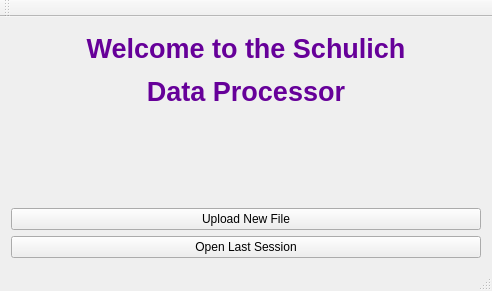
This is Windows/mainwindow.ui in mshubat-forked/cs3307-group-project as Qt 5 draws it before an edit. The edited form follows.
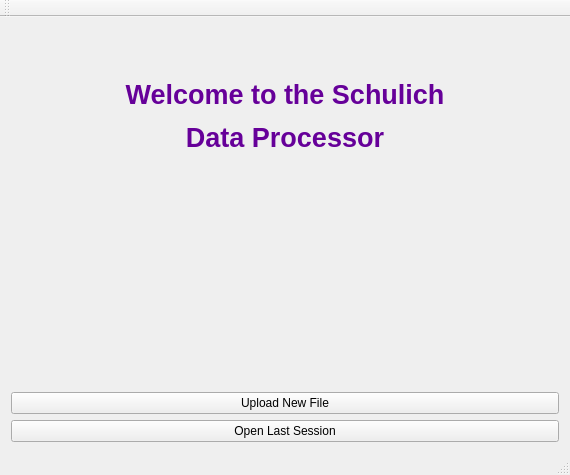
This is the edited form. Icons and pictures are not drawn.

Commit message: Image should work now

Diff of the .ui file:
```diff
--- a/Windows/mainwindow.ui
+++ b/Windows/mainwindow.ui
@@ -6,8 +6,8 @@
    <rect>
     <x>0</x>
     <y>0</y>
-    <width>492</width>
-    <height>291</height>
+    <width>570</width>
+    <height>475</height>
    </rect>
   </property>
   <property name="windowTitle">
@@ -30,6 +30,9 @@
     </item>
     <item>
      <widget class="QLabel" name="label_2">
+      <property name="layoutDirection">
+       <enum>Qt::LeftToRight</enum>
+      </property>
       <property name="midLineWidth">
        <number>1</number>
       </property>
@@ -37,7 +40,7 @@
        <string/>
       </property>
       <property name="alignment">
-       <set>Qt::AlignJustify|Qt::AlignVCenter</set>
+       <set>Qt::AlignCenter</set>
       </property>
       <property name="indent">
        <number>0</number>
```
Left out of the diff: 8 changed lines with no effect on the pictures. The commit also changes 1 other file.
